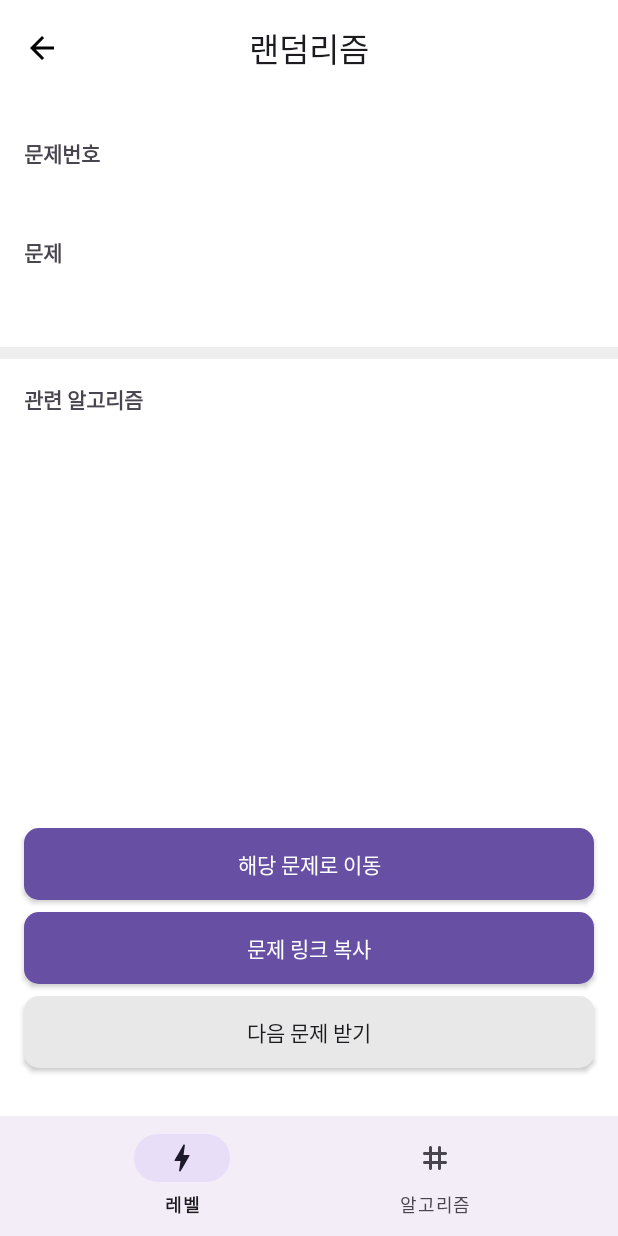
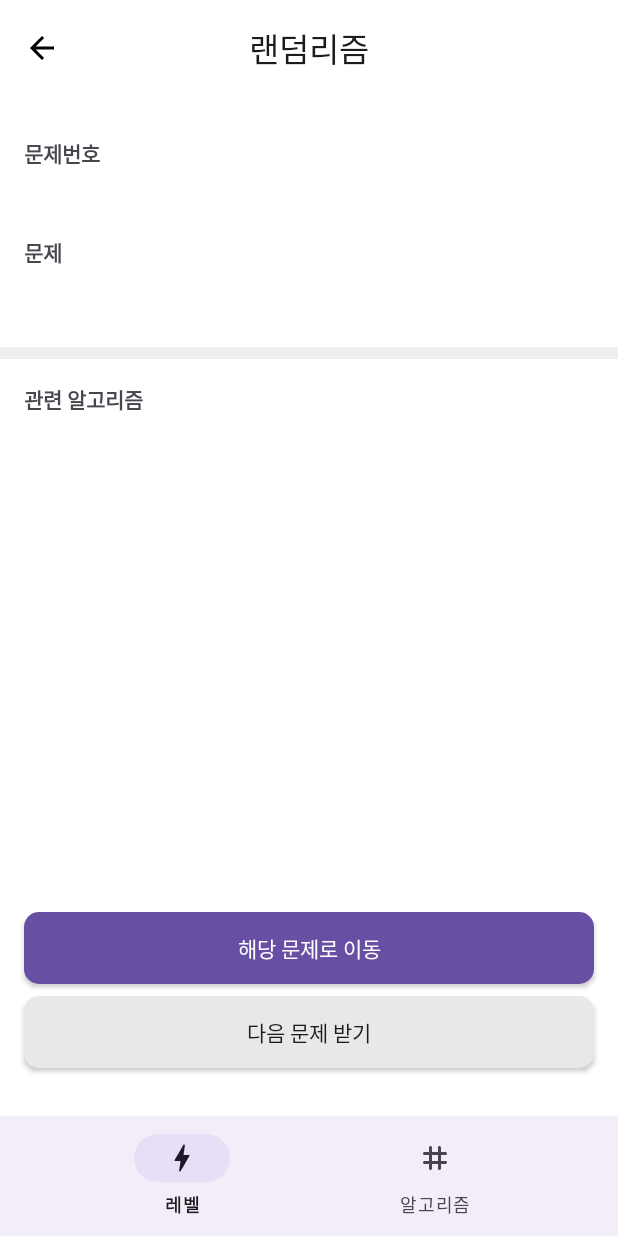
Before and after one commit to w36495/randomrithm, an Android app: the fragment ProblemFragment placed in its activity, on a phone screen of 412 x 824 dp. Run offline under Robolectric (Android 15) with nearby library versions, the phone set to English and light mode, and no system bars; our stand-ins replace Dagger/Hilt's generated code, Shimmer; 1 statement that could not run was skipped.

Commit message:
UI : background 색상 흰색으로 변경 및 코드 정렬

```diff
--- a/app/src/main/res/layout/activity_main.xml
+++ b/app/src/main/res/layout/activity_main.xml
@@ -4,6 +4,7 @@
     xmlns:tools="http://schemas.android.com/tools"
     android:layout_width="match_parent"
     android:layout_height="match_parent"
+    android:background="@color/white"
     tools:context=".ui.MainActivity">
 
     <androidx.fragment.app.FragmentContainerView
@@ -14,7 +15,6 @@
         app:layout_constraintEnd_toEndOf="parent"
         app:layout_constraintStart_toStartOf="parent"
         app:layout_constraintTop_toTopOf="parent" />
-
 
     <com.google.android.material.bottomnavigation.BottomNavigationView
         android:id="@+id/bottom_navigation"
--- a/app/src/main/res/layout/fragment_problem.xml
+++ b/app/src/main/res/layout/fragment_problem.xml
@@ -18,6 +18,7 @@
             android:id="@+id/layout_toolbar"
             android:layout_width="match_parent"
             android:layout_height="?attr/actionBarSize"
+            android:background="@color/white"
             app:navigationIcon="@drawable/ic_arrow_back_24"
             app:title="랜덤리즘"
             app:titleCentered="true" />
@@ -28,48 +29,49 @@
         android:id="@+id/layout_shimmer"
         android:layout_width="0dp"
         android:layout_height="0dp"
-        app:shimmer_duration="1000"
+        android:background="@color/white"
+        app:layout_constraintBottom_toBottomOf="parent"
+        app:layout_constraintEnd_toEndOf="parent"
+        app:layout_constraintStart_toStartOf="parent"
         app:layout_constraintTop_toBottomOf="@id/layout_appbar"
-        app:layout_constraintStart_toStartOf="parent"
-        app:layout_constraintEnd_toEndOf="parent"
-        app:layout_constraintBottom_toBottomOf="parent" >
+        app:shimmer_duration="1000">
 
         <LinearLayout
             android:layout_width="match_parent"
             android:layout_height="match_parent"
-            android:orientation="vertical" >
+            android:orientation="vertical">
 
             <TextView
-                android:layout_marginHorizontal="16dp"
                 android:layout_width="60dp"
                 android:layout_height="wrap_content"
+                android:layout_marginHorizontal="16dp"
                 android:background="#E9E5F2" />
 
             <TextView
-                android:layout_marginHorizontal="16dp"
                 android:layout_width="match_parent"
                 android:layout_height="wrap_content"
-                android:textSize="18sp"
+                android:layout_marginHorizontal="16dp"
                 android:layout_marginTop="34dp"
-                android:background="#E9E5F2" />
+                android:background="#E9E5F2"
+                android:textSize="18sp" />
 
             <TextView
-                android:layout_marginHorizontal="16dp"
                 android:layout_width="match_parent"
                 android:layout_height="wrap_content"
-                android:textSize="18sp"
+                android:layout_marginHorizontal="16dp"
+                android:layout_marginTop="38dp"
+                android:background="#E9E5F2"
                 android:paddingVertical="4dp"
-                android:layout_marginTop="38dp"
-                android:background="#E9E5F2" />
+                android:textSize="18sp" />
 
             <TextView
-                android:layout_marginHorizontal="16dp"
                 android:layout_width="match_parent"
                 android:layout_height="wrap_content"
-                android:textSize="24sp"
+                android:layout_marginHorizontal="16dp"
                 android:layout_marginTop="80dp"
+                android:background="#E9E5F2"
                 android:paddingVertical="4dp"
-                android:background="#E9E5F2" />
+                android:textSize="24sp" />
 
         </LinearLayout>
 
@@ -173,18 +175,6 @@
         android:background="@drawable/bg_btn_primary_color"
         android:text="해당 문제로 이동"
         android:textColor="@color/white"
-        app:layout_constraintBottom_toTopOf="@id/btn_copy_problem"
-        app:layout_constraintEnd_toEndOf="@id/btn_copy_problem"
-        app:layout_constraintStart_toStartOf="@id/btn_copy_problem" />
-
-    <androidx.appcompat.widget.AppCompatButton
-        android:id="@+id/btn_copy_problem"
-        android:layout_width="0dp"
-        android:layout_height="wrap_content"
-        android:layout_marginBottom="8dp"
-        android:background="@drawable/bg_btn_primary_color"
-        android:text="문제 링크 복사"
-        android:textColor="@color/white"
         app:layout_constraintBottom_toTopOf="@id/btn_next_problem"
         app:layout_constraintEnd_toEndOf="@id/btn_next_problem"
         app:layout_constraintStart_toStartOf="@id/btn_next_problem" />
--- a/app/src/main/res/layout/item_algorhtim.xml
+++ b/app/src/main/res/layout/item_algorhtim.xml
@@ -3,6 +3,7 @@
     xmlns:app="http://schemas.android.com/apk/res-auto"
     android:layout_width="match_parent"
     android:layout_height="wrap_content"
+    android:background="@color/white"
     android:paddingHorizontal="16dp">
 
     <TextView
@@ -20,8 +21,8 @@
         android:id="@+id/view_divier"
         android:layout_width="0dp"
         android:layout_height="1dp"
-        app:layout_constraintTop_toBottomOf="@id/tv_category"
+        app:layout_constraintEnd_toEndOf="parent"
         app:layout_constraintStart_toStartOf="parent"
-        app:layout_constraintEnd_toEndOf="parent" />
+        app:layout_constraintTop_toBottomOf="@id/tv_category" />
 
 </androidx.constraintlayout.widget.ConstraintLayout>
--- a/app/src/main/res/layout/item_level.xml
+++ b/app/src/main/res/layout/item_level.xml
@@ -3,6 +3,7 @@
     xmlns:app="http://schemas.android.com/apk/res-auto"
     android:layout_width="match_parent"
     android:layout_height="wrap_content"
+    android:background="@color/white"
     android:paddingHorizontal="16dp">
 
     <TextView
@@ -21,8 +22,8 @@
         android:layout_width="wrap_content"
         android:layout_height="wrap_content"
         android:drawableEnd="@drawable/ic_next_24"
-        app:layout_constraintTop_toTopOf="parent"
+        app:layout_constraintBottom_toBottomOf="parent"
         app:layout_constraintEnd_toEndOf="parent"
-        app:layout_constraintBottom_toBottomOf="parent" />
+        app:layout_constraintTop_toTopOf="parent" />
 
 </androidx.constraintlayout.widget.ConstraintLayout>
```
Also changed, not shown: app/src/main/res/layout/fragment_algorithm.xml (+13 -10 lines), app/src/main/res/layout/fragment_level.xml (+7 -4 lines), app/src/main/res/layout/fragment_level_list.xml (+10 -8 lines).
